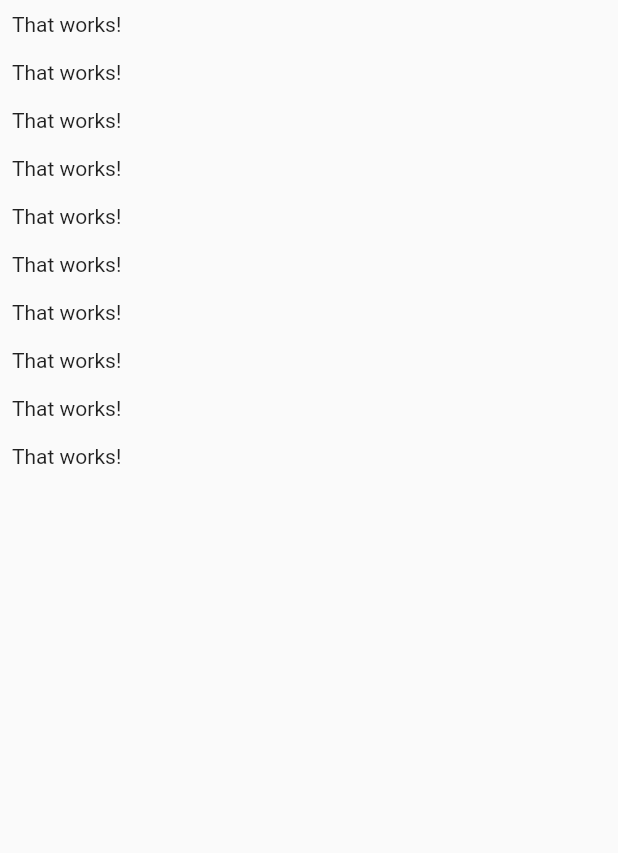
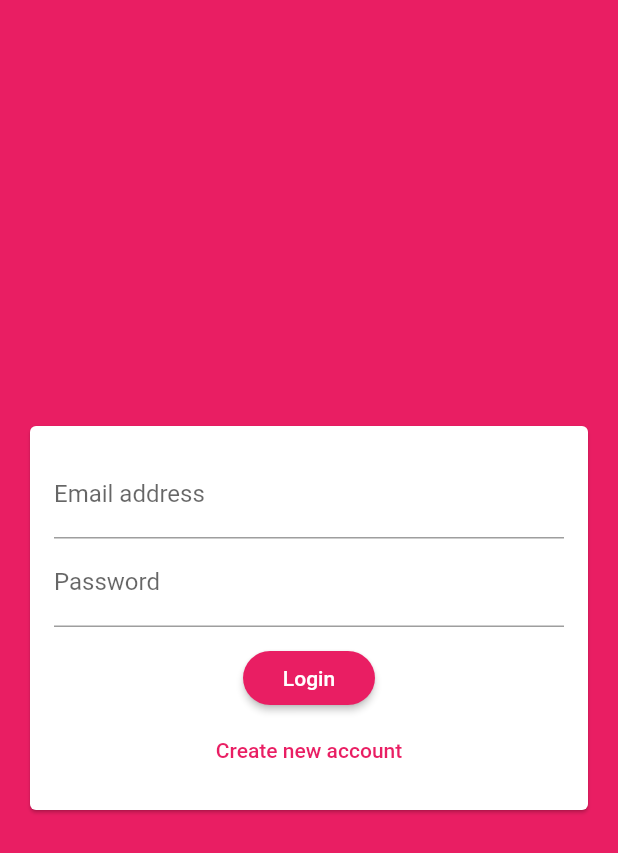
Before and after one commit to BulcsuFarmasi/chat_app, a Flutter app: the screen it shows after launch, on a phone screen of 412 x 824 dp. Shown: the top 853 px of the screen. Run offline on Flutter 3.47's test engine with Material 2 defaults, Android fonts, the phone set to English and light mode, and no system bars; our stand-ins replace cloud_firestore, firebase_auth; accounts and stored records are empty.

Commit message:
start building chat app

```diff
--- a/lib/main.dart
+++ b/lib/main.dart
@@ -1,6 +1,8 @@
 import 'package:flutter/material.dart';
+import 'package:firebase_auth/firebase_auth.dart';
+
+import './screens/auth_screen.dart';
 import './screens/chat_screen.dart';
-
 
 void main() {
   runApp(MyApp());
@@ -13,22 +15,19 @@ class MyApp extends StatelessWidget {
     return MaterialApp(
       title: 'Flutter Demo',
       theme: ThemeData(
-        // This is the theme of your application.
-        //
-        // Try running your application with "flutter run". You'll see the
-        // application has a blue toolbar. Then, without quitting the app, try
-        // changing the primarySwatch below to Colors.green and then invoke
-        // "hot reload" (press "r" in the console where you ran "flutter run",
-        // or simply save your changes to "hot reload" in a Flutter IDE).
-        // Notice that the counter didn't reset back to zero; the application
-        // is not restarted.
-        primarySwatch: Colors.blue,
-        // This makes the visual density adapt to the platform that you run
-        // the app on. For desktop platforms, the controls will be smaller and
-        // closer together (more dense) than on mobile platforms.
+        primarySwatch: Colors.pink,
+        backgroundColor: Colors.pink,
+        accentColor: Colors.deepPurple,
+        accentColorBrightness: Brightness.dark,
+        buttonTheme: ButtonTheme.of(context).copyWith(
+            buttonColor: Colors.pink,
+            textTheme: ButtonTextTheme.primary,
+            shape: RoundedRectangleBorder(borderRadius: BorderRadius.all(Radius.circular(20)))),
         visualDensity: VisualDensity.adaptivePlatformDensity,
       ),
-      home: ChatScreen(),
+      home: StreamBuilder(stream: FirebaseAuth.instance.onAuthStateChanged, builder: (BuildContext context, AsyncSnapshot userSnapshot) {
+        return (userSnapshot.hasData) ? ChatScreen() : AuthScreen();
+      },),
     );
   }
 }
--- a/lib/screens/auth_screen.dart
+++ b/lib/screens/auth_screen.dart
@@ -0,0 +1,66 @@
+import 'package:firebase_auth/firebase_auth.dart';
+import 'package:cloud_firestore/cloud_firestore.dart';
+import 'package:flutter/material.dart';
+import 'package:flutter/services.dart';
+
+import '../widgets/auth/auth_form.dart';
+
+class AuthScreen extends StatefulWidget {
+  @override
+  State<AuthScreen> createState() => _AuthState();
+}
+
+class _AuthState extends State<AuthScreen> {
+  final _auth = FirebaseAuth.instance;
+  bool _isLoading = false;
+
+  // TODO: use scaffoldmessager and remove context
+  void _authenticateUser({String email, String userName, String password, AuthMode authMode, BuildContext ctx}) async {
+    AuthResult authResult;
+
+    setState(() {
+      _isLoading = true;
+    });
+
+    try {
+      if (authMode == AuthMode.logIn) {
+        authResult = await _auth.signInWithEmailAndPassword(email: email, password: password);
+      } else if (authMode == AuthMode.signUp) {
+        authResult = await _auth.createUserWithEmailAndPassword(email: email, password: password);
+        await Firestore.instance.collection('users').document(authResult.user.uid).setData({
+          'userName': userName,
+          'email': email,
+          'userId':
+        });
+      }
+
+    } on PlatformException catch (err) {
+      String message = 'An error occured, please check your credentials';
+
+      if (err.message != null) {
+        message = err.message;
+      }
+
+      Scaffold.of(ctx).showSnackBar(SnackBar(
+        content: Text(message),
+        backgroundColor: Theme.of(context).errorColor,
+      ));
+      setState(() {
+        _isLoading = false;
+      });
+    } catch (error) {
+      print(error);
+      setState(() {
+        _isLoading = false;
+      });
+    }
+  }
+
+  @override
+  Widget build(BuildContext context) {
+    return Scaffold(
+        backgroundColor: Theme.of(context).primaryColor,
+        body: AuthForm(_authenticateUser, _isLoading),
+        );
+  }
+}
--- /dev/null
+++ b/lib/widgets/auth/auth_form.dart
@@ -0,0 +1,130 @@
+import '../../shared/validators.dart';
+import 'package:flutter/material.dart';
+
+enum AuthMode { signUp, logIn }
+
+class AuthForm extends StatefulWidget {
+  const AuthForm(this.authenicateUser, this.isLoading);
+
+  final AuthenicateUser authenicateUser;
+  final bool isLoading;
+
+  @override
+  _AuthFormState createState() => _AuthFormState();
+}
+
+class _AuthFormState extends State<AuthForm> {
+  final _formKey = GlobalKey<FormState>();
+
+  String _email = '';
+  String _userName = '';
+  String _password = '';
+
+  AuthMode authMode = AuthMode.logIn;
+
+  void _changeAuthMode() {
+    setState(() {
+      switch (authMode) {
+        case AuthMode.signUp:
+          authMode = AuthMode.logIn;
+          break;
+        case AuthMode.logIn:
+          authMode = AuthMode.signUp;
+          break;
+      }
+    });
+  }
+
+  void _saveForm() {
+    if (!_formKey.currentState.validate()) {
+      return;
+    }
+    FocusScope.of(context).unfocus();
+    _formKey.currentState.save();
+
+    widget.authenicateUser(email: _email.trim(), userName: _userName.trim(), password: _password.trim(), authMode: authMode, ctx: context);
+  }
+
+  @override
+  Widget build(BuildContext context) {
+    return Center(
+      child: Card(
+        margin: EdgeInsets.all(20),
+        child: SingleChildScrollView(
+          child: Padding(
+            padding: EdgeInsets.all(16),
+            child: Form(
+              key: _formKey,
+              child: Column(
+                mainAxisSize: MainAxisSize.min,
+                children: [
+                  TextFormField(
+                    key: ValueKey('email'),
+                    keyboardType: TextInputType.emailAddress,
+                    decoration: InputDecoration(labelText: 'Email address'),
+                    validator: (value) {
+                      String errorMessage;
+                      if (Validators.email(value)) {
+                        errorMessage = 'Please provide a valid email address';
+                      }
+                      return errorMessage;
+                    },
+                    onSaved: (value) {
+                      _email = value;
+                    },
+                  ),
+                  if (authMode == AuthMode.signUp)
+                    TextFormField(
+                      key: ValueKey('username'),
+                      decoration: InputDecoration(labelText: 'Username'),
+                      onSaved: (value) {
+                        _userName = value;
+                      },
+                      validator: (value) {
+                        String errorMessage;
+                        int minLength = 4;
+                        if (Validators.minLength(value, minLength)) {
+                          errorMessage = 'Please provide  at least $minLength characters';
+                        }
+                        return errorMessage;
+                      },
+                    ),
+                  TextFormField(
+                    key: ValueKey('password'),
+                    decoration: InputDecoration(labelText: 'Password'),
+                    obscureText: true,
+                    onSaved: (value) {
+                      _password = value;
+                    },
+                    validator: (value) {
+                      String errorMessage;
+                      int minLength = 7;
+                      if (Validators.minLength(value, minLength)) {
+                        errorMessage = 'Please provide write at least $minLength characters';
+                      }
+                      return errorMessage;
+                    },
+                  ),
+                  SizedBox(
+                    height: 10,
+                  ),
+                  if (widget.isLoading) CircularProgressIndicator(),
+                  if(!widget.isLoading)
+                  RaisedButton(child: Text((authMode == AuthMode.logIn) ? 'Login' : 'Sign Up'), onPressed: _saveForm),
+                  if(!widget.isLoading)
+                  FlatButton(
+                    onPressed: _changeAuthMode,
+                    child: Text((authMode == AuthMode.logIn) ? 'Create new account' : 'Login instead'),
+                    textColor: Theme.of(context).primaryColor,
+                  )
+                ],
+              ),
+            ),
+          ),
+        ),
+      ),
+    );
+  }
+}
+
+typedef AuthenicateUser = void Function({String email, String userName, String password, AuthMode authMode, BuildContext ctx});
--- a/pubspec.yaml
+++ b/pubspec.yaml
@@ -28,6 +28,8 @@ dependencies:
   # The following adds the Cupertino Icons font to your application.
   # Use with the CupertinoIcons class for iOS style icons.
   cupertino_icons: ^1.0.0
+  cloud_firestore: 0.13.5
+  firebase_auth: 0.16.1
 
 dev_dependencies:
   flutter_test:
```
Also changed, not shown: lib/screens/chat_screen.dart (+47 -1 lines), lib/shared/validators.dart (added, +18 -0 lines), lib/widgets/messages/message_bubble.dart (added, +23 -0 lines), lib/widgets/messages/messages.dart (added, +22 -0 lines), lib/widgets/messages/new_message.dart (added, +49 -0 lines), pubspec.lock, 4 other files.
